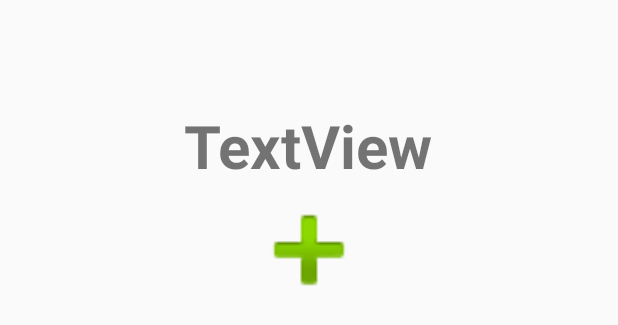
After one commit to obarness/Hackatime, an Android app: the layout activity_word_card.xml on its own in the app's theme, with its tools: preview values and no code run, on a phone screen of 412 x 824 dp. The commit adds this screen. Shown: the top 325 px of the screen. Run offline under Robolectric (Android 15) with nearby library versions, the phone set to English and light mode, and no system bars; network calls fail.

Commit message:
adds WordCardActivity

```diff
--- a/androidapp/app/src/main/AndroidManifest.xml
+++ b/androidapp/app/src/main/AndroidManifest.xml
@@ -18,10 +18,12 @@
             android:theme="@style/AppTheme.NoActionBar">
             <intent-filter>
                 <action android:name="android.intent.action.MAIN" />
-
                 <category android:name="android.intent.category.LAUNCHER" />
             </intent-filter>
         </activity>
+        <activity
+            android:name=".WordCardActivity"
+            android:label="WordCardActivity"/>
     </application>
 
 </manifest>
--- a/androidapp/app/src/main/java/com/example/hacktime/pocketwords/MainActivity.java
+++ b/androidapp/app/src/main/java/com/example/hacktime/pocketwords/MainActivity.java
@@ -111,4 +111,9 @@ public class MainActivity extends AppCompatActivity {
         void onSuccess(String result);
     }
 
+    public void refreshView()
+    {
+
+    }
+
 }
--- /dev/null
+++ b/androidapp/app/src/main/res/layout/activity_word_card.xml
@@ -0,0 +1,31 @@
+<?xml version="1.0" encoding="utf-8"?>
+<LinearLayout xmlns:android="http://schemas.android.com/apk/res/android"
+    xmlns:app="http://schemas.android.com/apk/res-auto"
+    android:orientation="vertical" android:layout_width="match_parent"
+    android:layout_height="match_parent"
+    android:weightSum="1">
+
+    <ImageView
+        android:id="@+id/word_image"
+        android:layout_marginTop="20dp"
+        android:adjustViewBounds="true"
+        android:layout_width="match_parent"
+        android:layout_height="wrap_content">
+    </ImageView>
+    <TextView
+        android:id="@+id/word_text"
+        android:layout_width="wrap_content"
+        android:layout_height="wrap_content"
+        android:layout_gravity="center_horizontal"
+        android:layout_marginTop="50dp"
+        android:text="TextView"
+        android:textStyle="bold"
+        android:textSize="40sp"/>
+
+    <ImageView
+        android:id="@+id/add_to_practice"
+        android:layout_width="match_parent"
+        android:layout_height="wrap_content"
+        app:srcCompat="@android:drawable/ic_input_add"
+        android:layout_weight="0.08" />
+</LinearLayout>
```
Also changed, not shown: androidapp/app/src/main/java/com/example/hacktime/pocketwords/WordCardActivity.java (added, +41 -0 lines), androidapp/app/src/main/java/com/example/hacktime/pocketwords/WordGrid.java (+26 -1 lines).
